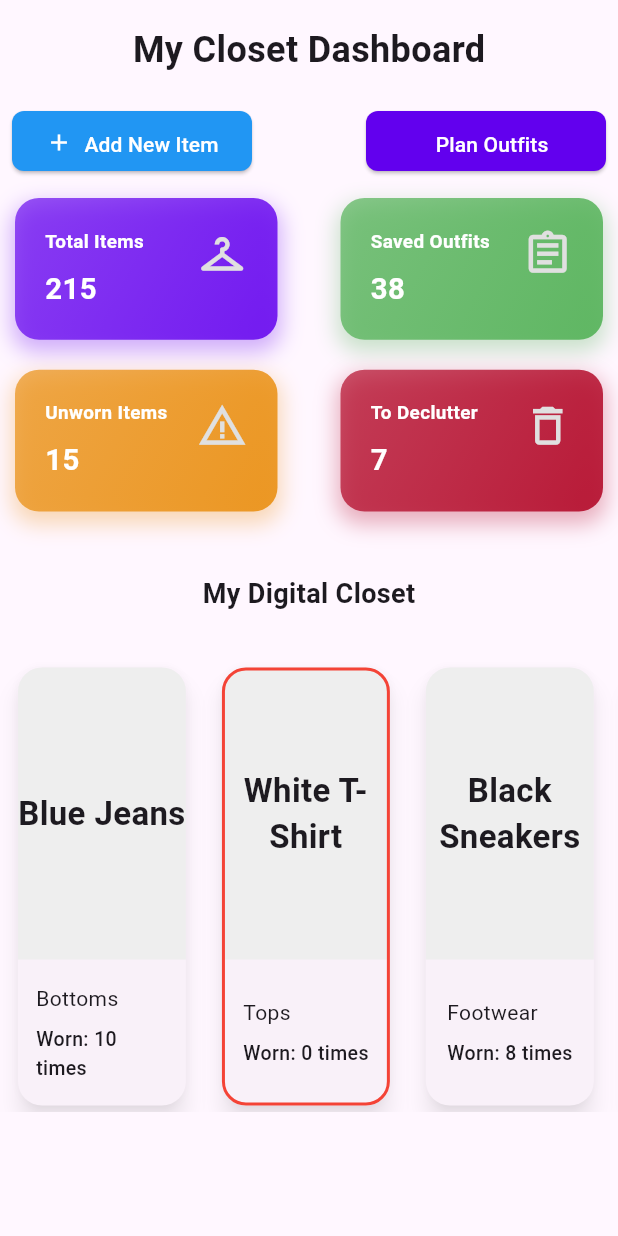
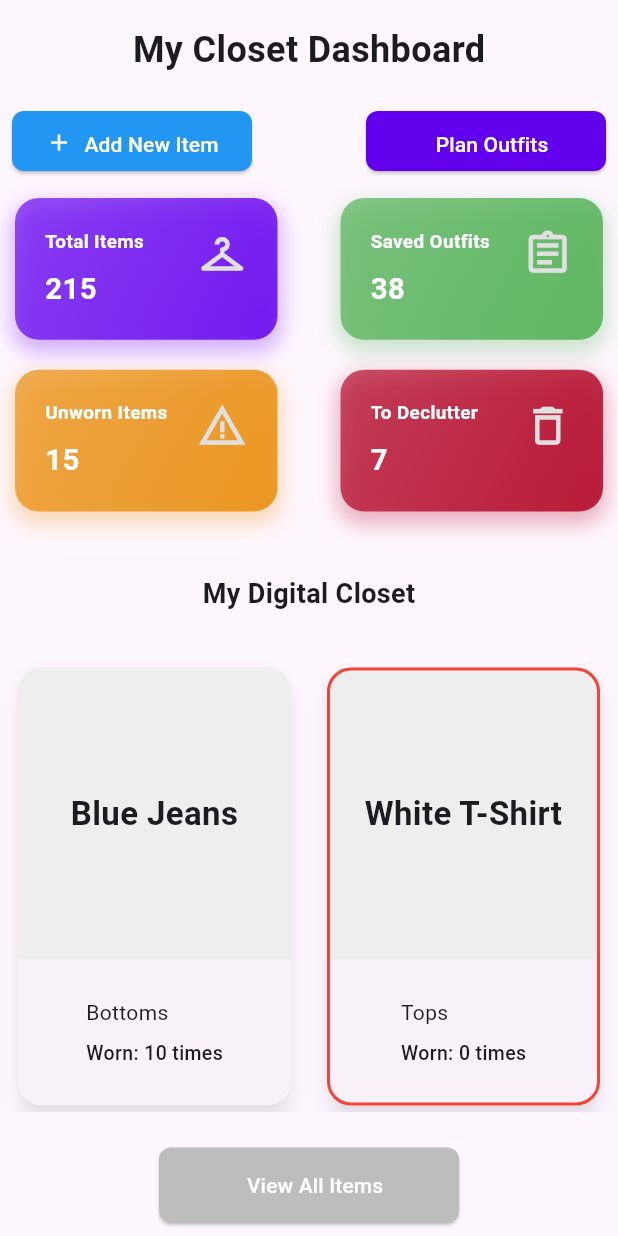
Before and after one commit to kehakinx/Software_Dev_JNBK, a Flutter app: the screen it shows after launch, on a phone screen of 412 x 824 dp. Run offline on Flutter 3.47's test engine with Material 3 defaults, Android fonts, the phone set to English and light mode, and no system bars; our stand-ins replace cloud_firestore, firebase_auth, firebase_core, firebase_storage, go_router, image_picker and 1 more; accounts and stored records are empty.

Commit message:
View closet items on dashboard

```diff
--- a/closetinventory/lib/controllers/navigation/customscroll_behavior.dart
+++ b/closetinventory/lib/controllers/navigation/customscroll_behavior.dart
@@ -11,7 +11,6 @@ class CustomscrollBehavior extends MaterialScrollBehavior {
     };
   }
 
-  @override
   Widget buildViewportChrome(
     BuildContext context,
     Widget child,
--- a/closetinventory/lib/controllers/utilities/constants.dart
+++ b/closetinventory/lib/controllers/utilities/constants.dart
@@ -1,5 +1,3 @@
-import 'dart:convert';
-
 import 'package:flutter/material.dart';
 import 'package:flutter/services.dart';
 
@@ -159,5 +157,20 @@ class CONSTANTS {
     },
     {'id': '4', 'name': 'Red Dress', 'summary': 'Dresses', 'timesWorn': 5},
     {'id': '5', 'name': 'Grey Hoodie', 'summary': 'Outerwear', 'timesWorn': 12},
+    {
+      'id': '6',
+      'name': 'Green Scarf',
+      'summary': 'Accessories',
+      'timesWorn': 3,
+    },
+    {'id': '7', 'name': 'Brown Belt', 'summary': 'Accessories', 'timesWorn': 7},
+    {
+      'id': '8',
+      'name': 'Yellow Raincoat',
+      'summary': 'Outerwear',
+      'timesWorn': 2,
+    },
+    {'id': '9', 'name': 'Blue Cap', 'summary': 'Accessories', 'timesWorn': 4},
+    {'id': '10', 'name': 'White Socks', 'summary': 'Footwear', 'timesWorn': 15},
   ];
 }
--- a/closetinventory/lib/views/home_page.dart
+++ b/closetinventory/lib/views/home_page.dart
@@ -190,7 +190,9 @@ class _HomePageState extends State<HomePage> {
               height: 300,
               child: PageView.builder(
                 padEnds: false,
-                controller: PageController(viewportFraction: .33),
+                controller: PageController(
+                  viewportFraction: _platformService.isWeb ? .20 : .50,
+                ),
                 itemCount: CONSTANTS
                     .mockClosetItems
                     .length, // Replace with your item count
@@ -207,6 +209,12 @@ class _HomePageState extends State<HomePage> {
                 },
               ),
             ),
+            const SizedBox(height: 16),
+            CustomButtonModule(
+              title: 'View All Items',
+              color: CONSTANTS.disabledButtonColor,
+              link: CONSTANTS.addOutfitPage,
+            ),
           ],
         ),
       ),
--- a/closetinventory/lib/views/modules/closetitemcard_module.dart
+++ b/closetinventory/lib/views/modules/closetitemcard_module.dart
@@ -34,7 +34,7 @@ class ClosetItemCard extends StatelessWidget {
         side: BorderSide(color: borderColor, width: 2),
       ),
       shadowColor: Colors.black45,
-      child: Container(
+      child: SizedBox(
         height: 300,
         width: 180,
         child: Column(
```
